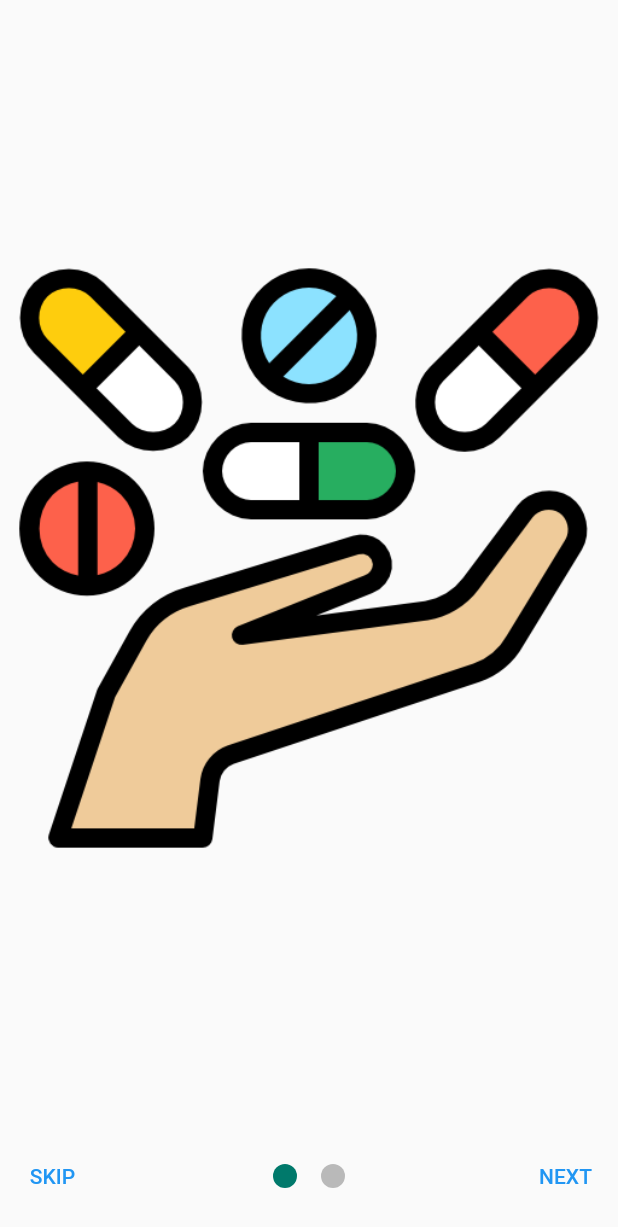
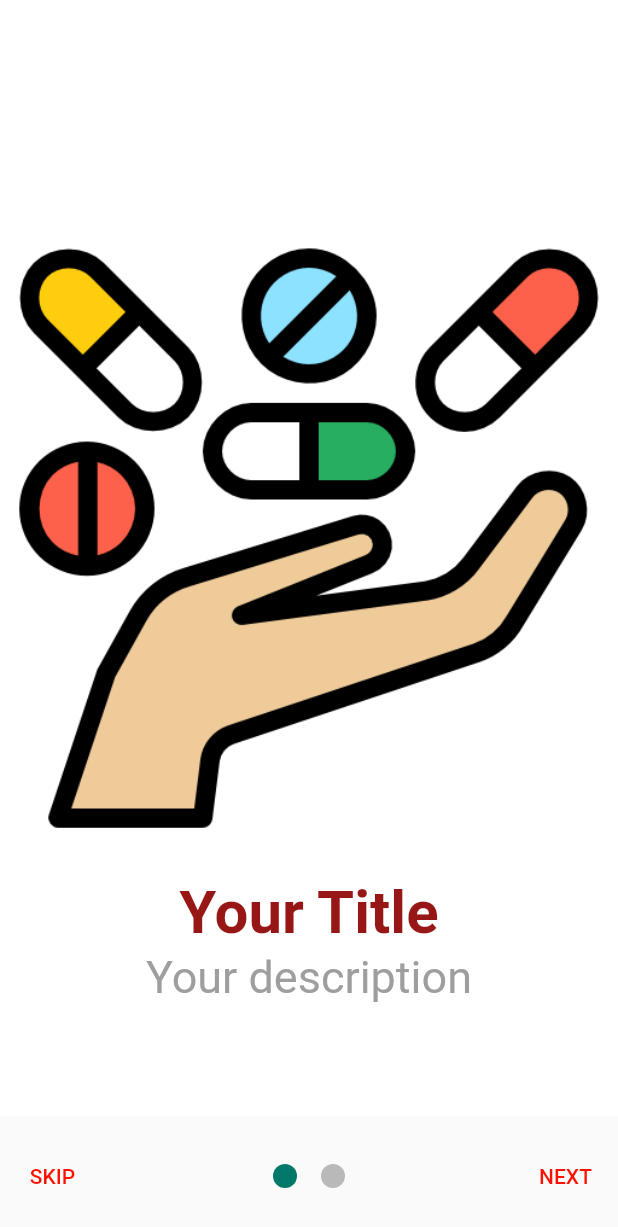
Before and after one commit to Giddy-K/brianpharmacy, a Flutter app: the screen it shows after launch, on a phone screen of 412 x 824 dp. Shown: the top 1227 px of the screen. Run offline on Flutter 3.47's test engine with Material 2 defaults, Android fonts, the light colour scheme and no system bars; drawn by our look-alikes of smooth_page_indicator; our stand-ins replace shared_preferences.

Commit message:
Onboarding changes

```diff
--- /dev/null
+++ b/lib/screens/dashboard/home.dart
@@ -0,0 +1,28 @@
+import 'package:flutter/material.dart';
+
+class HomePage extends StatefulWidget {
+  const HomePage({super.key});
+
+  @override
+  State<HomePage> createState() => _HomePageState();
+}
+
+class _HomePageState extends State<HomePage> {
+  @override
+  Widget build(BuildContext context) {
+    return SafeArea(
+      child: Scaffold(
+        appBar: AppBar(
+          leading: IconButton(
+            onPressed: () {},
+            icon: const Icon(
+              Icons.arrow_back_rounded,
+            ),
+          ),
+          title: const Text("Dashboard"),
+        ),
+        body: const Center(child: Text("This is the home screen")),
+      ),
+    );
+  }
+}
--- /dev/null
+++ b/lib/screens/onboarding/OnboardModel.dart
@@ -0,0 +1,52 @@
+class OnboardModel {
+  String? image, title, description;
+
+  //constructor for variables
+  OnboardModel({this.title, this.description, this.image});
+
+  void setImage(String getImage) {
+    image = getImage;
+  }
+
+  void setTitle(String getTitle) {
+    title = getTitle;
+  }
+
+  void setDescription(String getDescription) {
+    description = getDescription;
+  }
+
+  String getImage() {
+    return image.toString();
+  }
+
+  String getTitle() {
+    return title.toString();
+  }
+
+  String getDescription() {
+    return description.toString();
+  }
+}
+
+//List created
+List<OnboardModel> getSlides() {
+  List<OnboardModel> slides = [];
+  OnboardModel sliderModel = OnboardModel();
+
+  //item 1
+  sliderModel.setImage("assets/images/drug.png");
+  sliderModel.setTitle("Your Title");
+  sliderModel.setDescription("Your description");
+  slides.add(sliderModel);
+
+  sliderModel = OnboardModel();
+  //itme 2
+  sliderModel.setImage("assets/images/pills.png");
+  sliderModel.setTitle("Your Title");
+  sliderModel.setDescription("Your description");
+  slides.add(sliderModel);
+
+  sliderModel = OnboardModel();
+  return slides;
+}
--- a/lib/screens/onboarding/onboarding.dart
+++ b/lib/screens/onboarding/onboarding.dart
@@ -1,5 +1,8 @@
+import 'package:brianpharmacy/screens/dashboard/home.dart';
 import 'package:flutter/material.dart';
+import 'package:shared_preferences/shared_preferences.dart';
 import 'package:smooth_page_indicator/smooth_page_indicator.dart';
+import 'package:brianpharmacy/screens/onboarding/OnboardModel.dart';
 
 class OnboardingScreen extends StatefulWidget {
   const OnboardingScreen({super.key});
@@ -8,71 +11,184 @@
   State<OnboardingScreen> createState() => _OnboardingScreenState();
 }
 
-
 class _OnboardingScreenState extends State<OnboardingScreen> {
-final controller = PageController();
+  List<OnboardModel> slides = [];
+  int currentIndex = 0;
+  bool isLastPage = false;
+  final controller = PageController(initialPage: 0);
 
   @override
-void dispose(){
+  void initState() {
+    super.initState();
+    slides = getSlides();
+    controller.addListener(() {
+      setState(() {
+        currentIndex = controller.page!.round();
+      });
+    });
+  }
+
+  void jumpToPage(int page) {
+    setState(() {
+      currentIndex = page;
+    });
+    controller.animateToPage(page,
+        duration: const Duration(milliseconds: 200), curve: Curves.easeIn);
+  }
+
+  @override
+  void dispose() {
     controller.dispose();
     super.dispose();
   }
+
   @override
-  Widget build(BuildContext context) => Scaffold(
-      body: Container(
-        padding:const EdgeInsets.only(bottom: 80),
-      child: PageView(
+  Widget build(BuildContext context) {
+    return Scaffold(
+      backgroundColor: Colors.white,
+      body: Column(
+        children: [
+          Expanded(
+            child: PageView.builder(
               controller: controller,
-          children: [
-           Container(
-           color:Colors.transparent,
-          child: Center(child: Image.asset("assets/images/drug.png"))
-                ), //container
-         Container(
-           color:Colors.transparent,
-             child: Center(child: Image.asset("assets/images/pills.png"))
+              scrollDirection: Axis.horizontal,
+              onPageChanged: (value) {
+                setState(() => isLastPage = value == 1);
+              },
+              itemCount: slides.length,
+              itemBuilder: (context, index) {
+                //contents of the slider
+                return Slider(
+                    image: slides[index].getImage(),
+                    title: slides[index].getTitle(),
+                    description: slides[index].getDescription());
+              },
             ),
-          //   Container(
-          //    color: Colors.green,
-          //  child: const Center(child: Text('page 3'))
-          //  ),//container
+          ),
         ],
       ),
-            ),      //pageview
-      bottomSheet:Container(
-        padding:const EdgeInsets.symmetric(horizontal:3.0 ),
+      bottomSheet: isLastPage
+          ? Container(
+              color: Color.fromARGB(0, 255, 255, 255),
+              padding: const EdgeInsets.only(
+                bottom: 2,
+                right: 4,
+                left: 4,
+              ),
+              child: ElevatedButton(
+                style: TextButton.styleFrom(
+                    elevation: 2,
+                    shape: RoundedRectangleBorder(
+                        borderRadius: BorderRadius.circular(50)),
+                    backgroundColor: (Color.fromARGB(255, 151, 26, 22)),
+                    minimumSize: const Size.fromHeight(50)),
+                child: const Text(
+                  'Get Started',
+                  style: TextStyle(fontSize: 24),
+                ),
+                onPressed: () async {
+                  //navigate directly to auth screen
+                  final prefs = await SharedPreferences.getInstance();
+                  prefs.setBool('testpage', true);
+
+                  Navigator.of(context).pushReplacement(
+                    MaterialPageRoute(
+                      builder: (context) => HomePage(),
+                    ),
+                  );
+                },
+              ),
+            )
+          : Container(
+              padding: const EdgeInsets.symmetric(horizontal: 3.0),
+              color: Colors.transparent,
               height: 80,
-        child:Row(
-          mainAxisAlignment:MainAxisAlignment.spaceBetween,
+              child: Row(
+                mainAxisAlignment: MainAxisAlignment.spaceBetween,
                 children: [
                   TextButton(
-          child:const Text('SKIP'),
-          onPressed:() =>controller.jumpToPage(2),
+                    child: const Text(
+                      'SKIP',
+                      style: TextStyle(color: Color.fromARGB(255, 252, 17, 0)),
+                    ),
+                    onPressed: () => controller.jumpToPage(2),
                   ),
                   Center(
-          child: SmoothPageIndicator (
-            controller:controller,
-            count:2,
-            effect:WormEffect(
-              spacing:16,
+                      child: SmoothPageIndicator(
+                    controller: controller,
+                    count: 2,
+                    effect: WormEffect(
+                        spacing: 16,
                         dotColor: Colors.black26,
-              activeDotColor: Colors.teal.shade700
-            ),
+                        activeDotColor: Colors.teal.shade700),
                     onDotClicked: (index) => controller.animateToPage(
                       index,
-              duration: const Duration(milliseconds:500),
-              curve:Curves.easeIn,
+                      duration: const Duration(milliseconds: 500),
+                      curve: Curves.easeIn,
                     ),
-          )
+                  )),
+                  TextButton(
+                    child: const Text(
+                      'NEXT',
+                      style: TextStyle(color: Color.fromARGB(255, 252, 17, 0)),
                     ),
-        TextButton(
-          child: const Text('NEXT'),
-           onPressed:() => controller.nextPage(
-            duration:const Duration(milliseconds:500),
-          curve:Curves.easeInOut ),
+                    onPressed: () => controller.nextPage(
+                        duration: const Duration(milliseconds: 500),
+                        curve: Curves.easeInOut),
                   ),
                 ],
               ),
             ),
     );
   }
+}
+
+class Slider extends StatelessWidget {
+  final String? image, title, description;
+
+  //constructor
+  Slider({this.image, this.title, this.description});
+  @override
+  Widget build(BuildContext context) {
+    return Container(
+      //column containing image
+      //title and dexcription
+      child: Column(
+        mainAxisAlignment: MainAxisAlignment.center,
+        children: [
+          Image(
+            image: AssetImage(
+              image.toString(),
+            ),
+          ),
+          SizedBox(height: 20),
+          Padding(
+            padding: EdgeInsets.only(left: 0.9, right: 0.9),
+            child: Text(
+              title.toString(),
+              textAlign: TextAlign.center,
+              style: TextStyle(
+                fontSize: 40,
+                fontWeight: FontWeight.bold,
+                color: Color.fromARGB(255, 151, 22, 22),
+              ),
+            ),
+          ),
+          SizedBox(height: 2.5),
+          Padding(
+            padding: EdgeInsets.only(left: 6, right: 6),
+            child: Text(
+              description.toString(),
+              textAlign: TextAlign.center,
+              style: TextStyle(
+                color: Colors.grey,
+                fontSize: 30,
+              ),
+            ),
+          ),
+          SizedBox(height: 2),
+        ],
+      ),
+    );
+  }
+}
--- a/pubspec.yaml
+++ b/pubspec.yaml
@@ -36,6 +36,7 @@
   # Use with the CupertinoIcons class for iOS style icons.
   cupertino_icons: ^1.0.2
   smooth_page_indicator: ^1.0.1
+  shared_preferences: ^2.0.18
 
 dev_dependencies:
   flutter_test:
```
Also changed, not shown: pubspec.lock, 1 other file. Lines whose indentation alone changed are shown as unchanged.
